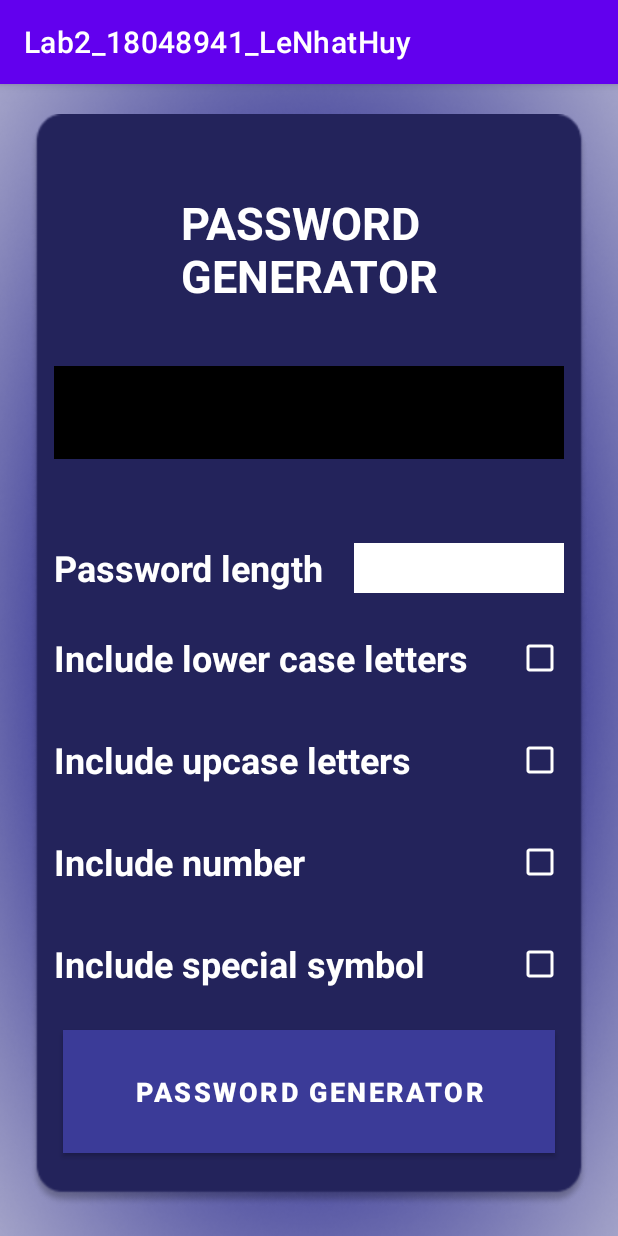
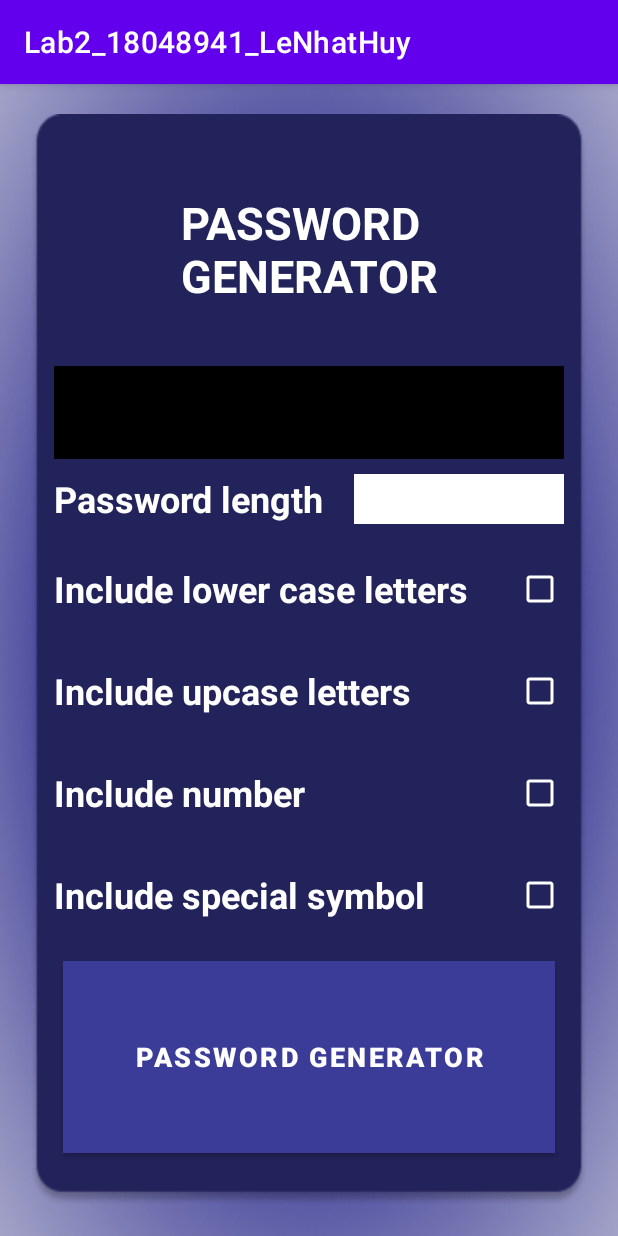
Before and after one commit to LeNhatHuy220100/18048941_LeNhatHuy_Android_Lab2, an Android app: the bai2_d screen opened directly, with no data from a screen before it, on a phone screen of 412 x 824 dp. Run offline under Robolectric (Android 15) with nearby library versions, the phone set to English and light mode, and no system bars.

Commit message:
second commit

```diff
--- a/app/src/main/res/layout/activity_bai2_d.xml
+++ b/app/src/main/res/layout/activity_bai2_d.xml
@@ -62,7 +62,7 @@
         android:id="@+id/passLen"
         android:layout_width="140dp"
         android:layout_height="33dp"
-        android:layout_marginTop="56dp"
+        android:layout_marginTop="10dp"
         android:layout_marginEnd="16dp"
         android:layout_marginRight="16dp"
         android:background="@color/white"
@@ -79,7 +79,7 @@
         android:layout_height="wrap_content"
         android:layout_marginStart="16dp"
         android:layout_marginLeft="16dp"
-        android:layout_marginTop="56dp"
+        android:layout_marginTop="10dp"
         android:text="Password length"
         android:textColor="@color/white"
         android:textSize="24sp"
```
Also changed, not shown: app/src/main/java/com/example/lab2_18048941_lenhathuy/MainActivity.java (+5 -8 lines).
